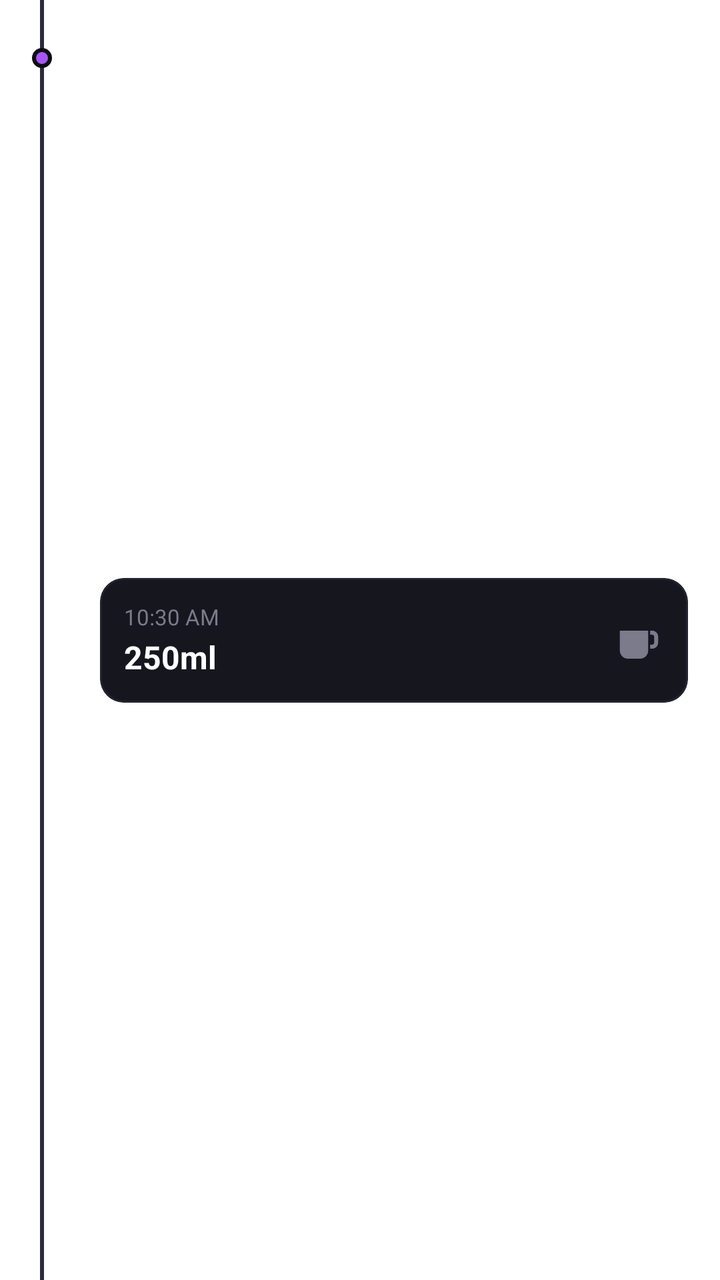
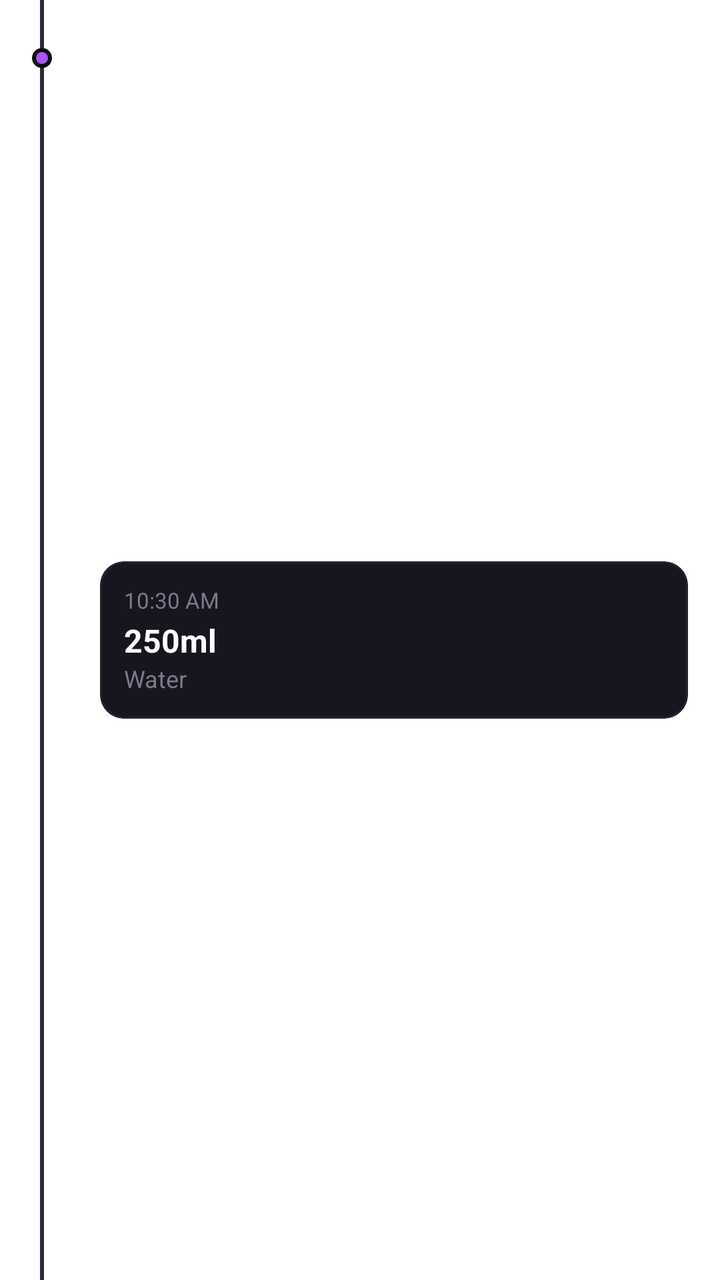

Two renders of the same Android screen: before a commit and after it. Below are the layout's source before the change and the commit's diff.
<!-- AndroidManifest.xml: application theme Theme.PP -->
<!-- res/layout/item_timeline_intake.xml -->
<?xml version="1.0" encoding="utf-8"?>
<androidx.constraintlayout.widget.ConstraintLayout xmlns:android="http://schemas.android.com/apk/res/android"
    xmlns:app="http://schemas.android.com/apk/res-auto"
    android:layout_width="match_parent"
    android:layout_height="wrap_content"
    android:paddingStart="16dp"
    android:paddingEnd="16dp">

    
    <View
        android:id="@+id/timelineLine"
        android:layout_width="2dp"
        android:layout_height="0dp"
        android:background="@color/border_color"
        app:layout_constraintBottom_toBottomOf="parent"
        app:layout_constraintStart_toStartOf="@+id/timelineDot"
        app:layout_constraintEnd_toEndOf="@+id/timelineDot"
        app:layout_constraintTop_toTopOf="parent" />

    
    <View
        android:id="@+id/timelineDot"
        android:layout_width="10dp"
        android:layout_height="10dp"
        android:layout_marginTop="24dp"
        android:background="@drawable/bg_timeline_dot"
        app:layout_constraintStart_toStartOf="parent"
        app:layout_constraintTop_toTopOf="parent" />

    
    <com.google.android.material.card.MaterialCardView
        android:layout_width="0dp"
        android:layout_height="wrap_content"
        android:layout_marginStart="24dp"
        android:layout_marginTop="8dp"
        android:layout_marginBottom="8dp"
        app:cardBackgroundColor="@color/card_background"
        app:cardCornerRadius="12dp"
        app:strokeColor="@color/stroke_color"
        app:strokeWidth="1dp"
        app:layout_constraintBottom_toBottomOf="parent"
        app:layout_constraintEnd_toEndOf="parent"
        app:layout_constraintStart_toEndOf="@id/timelineDot"
        app:layout_constraintTop_toTopOf="parent">

        <androidx.constraintlayout.widget.ConstraintLayout
            android:layout_width="match_parent"
            android:layout_height="wrap_content"
            android:padding="12dp">

            <TextView
                android:id="@+id/tvIntakeTime"
                android:layout_width="wrap_content"
                android:layout_height="wrap_content"
                android:text="10:30 AM"
                android:textColor="@color/text_muted"
                android:textSize="11sp"
                app:layout_constraintStart_toStartOf="parent"
                app:layout_constraintTop_toTopOf="parent" />

            <TextView
                android:id="@+id/tvIntakeTitle"
                android:layout_width="0dp"
                android:layout_height="wrap_content"
                android:layout_marginTop="2dp"
                android:text="250ml"
                android:textColor="@color/text_primary"
                android:textSize="16sp"
                android:textStyle="bold"
                app:layout_constraintEnd_toStartOf="@+id/ivIntakeIcon"
                app:layout_constraintStart_toStartOf="parent"
                app:layout_constraintTop_toBottomOf="@id/tvIntakeTime" />

            <TextView
                android:id="@+id/tvIntakeSubtitle"
                android:layout_width="0dp"
                android:layout_height="wrap_content"
                android:text="Water"
                android:textColor="@color/text_muted"
                android:textSize="12sp"
                android:visibility="gone"
                app:layout_constraintEnd_toStartOf="@+id/ivIntakeIcon"
                app:layout_constraintStart_toStartOf="parent"
                app:layout_constraintTop_toBottomOf="@id/tvIntakeTitle" />

            <ImageView
                android:id="@+id/ivIntakeIcon"
                android:layout_width="24dp"
                android:layout_height="24dp"
                android:src="@drawable/ic_cup"
                app:layout_constraintBottom_toBottomOf="parent"
                app:layout_constraintEnd_toEndOf="parent"
                app:layout_constraintTop_toTopOf="parent"
                app:tint="@color/text_muted" />

        </androidx.constraintlayout.widget.ConstraintLayout>
    </com.google.android.material.card.MaterialCardView>

</androidx.constraintlayout.widget.ConstraintLayout>
<!-- resources referenced by this layout -->
<resources>
  <color name="border_color">#2B2B3A</color>
  <color name="card_background">#16161F</color>
  <color name="stroke_color">#232330</color>
  <color name="text_muted">#7B7B8C</color>
  <color name="text_primary">#FFFFFF</color>
  <!-- drawable bg_timeline_dot (drawable) -->
  <?xml version="1.0" encoding="utf-8"?>
  <shape xmlns:android="http://schemas.android.com/apk/res/android"
      android:shape="oval">
      <solid android:color="@color/accent_purple" />
      <stroke android:width="2dp" android:color="@color/background" />
  </shape>
  <!-- drawable ic_cup (drawable) -->
  <vector xmlns:android="http://schemas.android.com/apk/res/android"
      android:width="24dp"
      android:height="24dp"
      android:viewportWidth="24"
      android:viewportHeight="24">
      <path
          android:fillColor="#FFFFFFFF"
          android:pathData="M16.07,17c0,2.21 -1.79,4 -4.01,4H5.94C3.72,21 1.93,19.21 1.93,17V7h14.14v10H16.07zM18.07,7h-1v2h1c0.55,0 1,0.45 1,1v3c0,0.55 -0.45,1 -1,1h-1v2h1c1.66,0 3,-1.34 3,-3v-3c0,-1.66 -1.34,-3 -3,-3z"/>
  </vector>
  <style name="Theme.PP" parent="Theme.MaterialComponents.DayNight.NoActionBar">
          
          <item name="colorPrimary">@color/accent_purple</item>
          <item name="colorPrimaryVariant">@color/selected_date_bg</item>
          <item name="colorOnPrimary">@color/white</item>
          
          <item name="colorSecondary">@color/accent_pink</item>
          <item name="colorSecondaryVariant">@color/accent_pink</item>
          <item name="colorOnSecondary">@color/black</item>
          
          <item name="android:statusBarColor">@color/background</item>
          
      </style>
  <color name="accent_purple">#A855F7</color>
  <color name="background">#0D0D12</color>
  <color name="selected_date_bg">#9333EA</color>
  <color name="white">#FFFFFFFF</color>
  <color name="accent_pink">#EC4899</color>
  <color name="black">#FF000000</color>
</resources>

<!-- the commit's change to res/layout/item_timeline_intake.xml (unified diff, before → after) -->
@@ -67,7 +67,7 @@
                 android:textColor="@color/text_primary"
                 android:textSize="16sp"
                 android:textStyle="bold"
-                app:layout_constraintEnd_toStartOf="@+id/ivIntakeIcon"
+                app:layout_constraintEnd_toStartOf="@+id/tvIntakeStats"
                 app:layout_constraintStart_toStartOf="parent"
                 app:layout_constraintTop_toBottomOf="@id/tvIntakeTime" />
 
@@ -78,20 +78,21 @@
                 android:text="Water"
                 android:textColor="@color/text_muted"
                 android:textSize="12sp"
-                android:visibility="gone"
-                app:layout_constraintEnd_toStartOf="@+id/ivIntakeIcon"
+                app:layout_constraintEnd_toStartOf="@+id/tvIntakeStats"
                 app:layout_constraintStart_toStartOf="parent"
                 app:layout_constraintTop_toBottomOf="@id/tvIntakeTitle" />
 
-            <ImageView
-                android:id="@+id/ivIntakeIcon"
-                android:layout_width="24dp"
-                android:layout_height="24dp"
-                android:src="@drawable/ic_cup"
+            <TextView
+                android:id="@+id/tvIntakeStats"
+                android:layout_width="wrap_content"
+                android:layout_height="wrap_content"
+                android:layout_marginStart="8dp"
+                android:gravity="end"
+                android:textColor="@color/text_muted"
+                android:textSize="11sp"
                 app:layout_constraintBottom_toBottomOf="parent"
                 app:layout_constraintEnd_toEndOf="parent"
-                app:layout_constraintTop_toTopOf="parent"
-                app:tint="@color/text_muted" />
+                app:layout_constraintTop_toTopOf="parent" />
 
         </androidx.constraintlayout.widget.ConstraintLayout>
     </com.google.android.material.card.MaterialCardView>
<!-- resource entries referenced after the edit -->
@@ -12,16 +12,6 @@
       <solid android:color="@color/accent_purple" />
       <stroke android:width="2dp" android:color="@color/background" />
   </shape>
-  <!-- drawable ic_cup (drawable) -->
-  <vector xmlns:android="http://schemas.android.com/apk/res/android"
-      android:width="24dp"
-      android:height="24dp"
-      android:viewportWidth="24"
-      android:viewportHeight="24">
-      <path
-          android:fillColor="#FFFFFFFF"
-          android:pathData="M16.07,17c0,2.21 -1.79,4 -4.01,4H5.94C3.72,21 1.93,19.21 1.93,17V7h14.14v10H16.07zM18.07,7h-1v2h1c0.55,0 1,0.45 1,1v3c0,0.55 -0.45,1 -1,1h-1v2h1c1.66,0 3,-1.34 3,-3v-3c0,-1.66 -1.34,-3 -3,-3z"/>
-  </vector>
   <style name="Theme.PP" parent="Theme.MaterialComponents.DayNight.NoActionBar">
           
           <item name="colorPrimary">@color/accent_purple</item>
